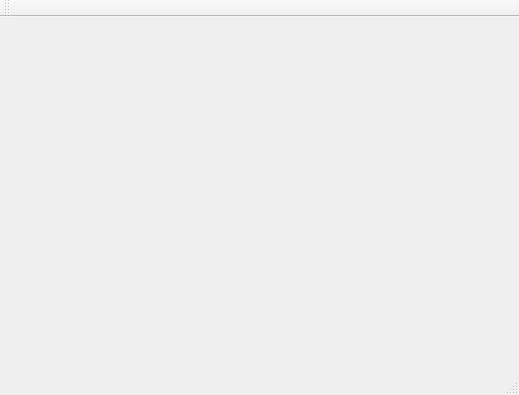
Before: the Qt Designer form src/qpylot_p1d_window.ui in lposti/QPyloT, drawn with Qt 5.
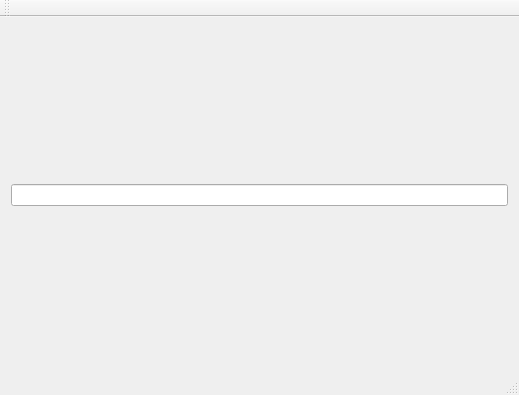
After: the same form once the commit is applied.

Patch:
```diff
--- a/src/qpylot_p1d_window.ui
+++ b/src/qpylot_p1d_window.ui
@@ -14,7 +14,11 @@
    <string>QPyLOT</string>
   </property>
   <widget class="QWidget" name="centralWidget">
-   <layout class="QGridLayout" name="gridLayout"/>
+   <layout class="QGridLayout" name="gridLayout">
+    <item row="0" column="0">
+     <widget class="QLineEdit" name="lineEdit"/>
+    </item>
+   </layout>
   </widget>
   <widget class="QToolBar" name="mainToolBar">
    <attribute name="toolBarArea">
```
